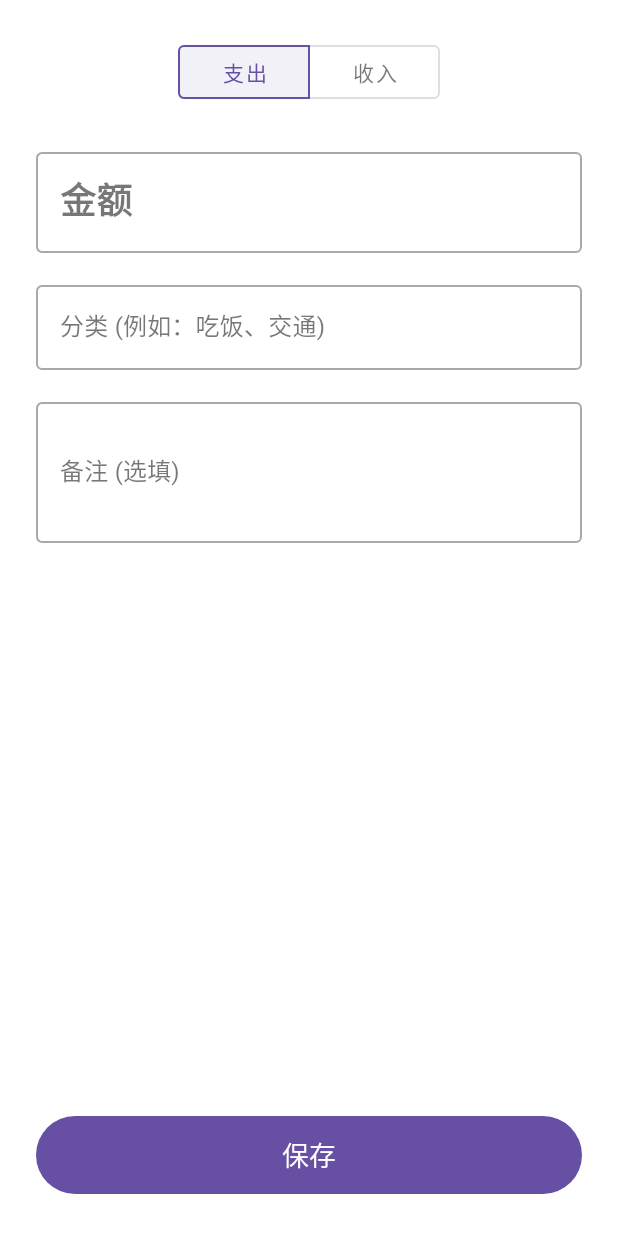
After one commit to xyxhdesu/CoinTrack, an Android app: the AddTransactionFragment screen opened through its navigation route, on a phone screen of 412 x 824 dp. The commit adds this screen. Shown: the top 1233 px of the screen. Run offline under Robolectric (Android 15) with nearby library versions, the phone set to English and light mode, and no system bars; our stand-ins replace Room's generated code.

Commit message:
Feat: Implement Add Transaction screen and navigation logic

```diff
--- a/app/src/main/java/com/example/cointrack/MainActivity.kt
+++ b/app/src/main/java/com/example/cointrack/MainActivity.kt
@@ -1,20 +1,22 @@
 package com.example.cointrack
 
 import android.os.Bundle
-import androidx.activity.enableEdgeToEdge
 import androidx.appcompat.app.AppCompatActivity
-import androidx.core.view.ViewCompat
-import androidx.core.view.WindowInsetsCompat
+import com.example.cointrack.databinding.ActivityMainBinding
 
 class MainActivity : AppCompatActivity() {
+
+    // 1. 定义 Binding 变量
+    private lateinit var binding: ActivityMainBinding
+
     override fun onCreate(savedInstanceState: Bundle?) {
         super.onCreate(savedInstanceState)
-        enableEdgeToEdge()
-        setContentView(R.layout.activity_main)
-        ViewCompat.setOnApplyWindowInsetsListener(findViewById(R.id.main)) { v, insets ->
-            val systemBars = insets.getInsets(WindowInsetsCompat.Type.systemBars())
-            v.setPadding(systemBars.left, systemBars.top, systemBars.right, systemBars.bottom)
-            insets
-        }
+
+        // 2. 初始化 Binding (这是 ViewBinding 的标准写法)
+        // 它会自动根据 activity_main.xml 生成 ActivityMainBinding 类
+        binding = ActivityMainBinding.inflate(layoutInflater)
+
+        // 3. 设置内容视图
+        setContentView(binding.root)
     }
 }
--- /dev/null
+++ b/app/src/main/java/com/example/cointrack/ui/add/AddTransactionFragment.kt
@@ -0,0 +1,85 @@
+package com.example.cointrack.ui.add
+
+import android.os.Bundle
+import android.view.LayoutInflater
+import android.view.View
+import android.view.ViewGroup
+import android.widget.Toast
+import androidx.fragment.app.Fragment
+import androidx.fragment.app.activityViewModels
+import androidx.navigation.fragment.findNavController
+import com.example.cointrack.R
+import com.example.cointrack.data.Transaction
+import com.example.cointrack.databinding.FragmentAddTransactionBinding
+import com.example.cointrack.viewmodel.MainViewModel
+import java.util.Date
+
+class AddTransactionFragment : Fragment() {
+
+    private var _binding: FragmentAddTransactionBinding? = null
+    private val binding get() = _binding!!
+
+    // 复用同一个 MainViewModel
+    private val viewModel: MainViewModel by activityViewModels()
+
+    override fun onCreateView(
+        inflater: LayoutInflater, container: ViewGroup?,
+        savedInstanceState: Bundle?
+    ): View {
+        _binding = FragmentAddTransactionBinding.inflate(inflater, container, false)
+        return binding.root
+    }
+
+    override fun onViewCreated(view: View, savedInstanceState: Bundle?) {
+        super.onViewCreated(view, savedInstanceState)
+
+        // 点击保存按钮
+        binding.btnSave.setOnClickListener {
+            saveTransaction()
+        }
+    }
+
+    private fun saveTransaction() {
+        val amountStr = binding.etAmount.text.toString()
+        val category = binding.etCategory.text.toString()
+        val note = binding.etNote.text.toString()
+
+        // 1. 简单校验
+        if (amountStr.isEmpty()) {
+            binding.layoutAmount.error = "请输入金额"
+            return
+        }
+        if (category.isEmpty()) {
+            binding.layoutCategory.error = "请输入分类"
+            return
+        }
+
+        val amount = amountStr.toDoubleOrNull() ?: 0.0
+
+        // 2. 判断是收入还是支出
+        // 获取选中的按钮ID
+        val checkedId = binding.toggleGroup.checkedButtonId
+        val type = if (checkedId == R.id.btnIncome) 1 else 0 // 1=收入, 0=支出
+
+        // 3. 创建数据对象
+        val transaction = Transaction(
+            amount = amount,
+            type = type,
+            category = category,
+            note = note,
+            date = System.currentTimeMillis()
+        )
+
+        // 4. 存入数据库
+        viewModel.insert(transaction)
+
+        // 5. 提示并返回首页
+        Toast.makeText(context, "保存成功！", Toast.LENGTH_SHORT).show()
+        findNavController().navigateUp() // 返回上一页
+    }
+
+    override fun onDestroyView() {
+        super.onDestroyView()
+        _binding = null
+    }
+}
--- a/app/src/main/res/layout/activity_main.xml
+++ b/app/src/main/res/layout/activity_main.xml
@@ -2,8 +2,10 @@
 <androidx.constraintlayout.widget.ConstraintLayout
     xmlns:android="http://schemas.android.com/apk/res/android"
     xmlns:app="http://schemas.android.com/apk/res-auto"
+    xmlns:tools="http://schemas.android.com/tools"
     android:layout_width="match_parent"
-    android:layout_height="match_parent">
+    android:layout_height="match_parent"
+    tools:context=".MainActivity">
 
     <androidx.fragment.app.FragmentContainerView
         android:id="@+id/nav_host_fragment"
@@ -11,6 +13,10 @@
         android:layout_width="match_parent"
         android:layout_height="match_parent"
         app:defaultNavHost="true"
-        app:navGraph="@navigation/nav_graph" />
+        app:navGraph="@navigation/nav_graph"
+        app:layout_constraintTop_toTopOf="parent"
+        app:layout_constraintBottom_toBottomOf="parent"
+        app:layout_constraintStart_toStartOf="parent"
+        app:layout_constraintEnd_toEndOf="parent" />
 
 </androidx.constraintlayout.widget.ConstraintLayout>
--- /dev/null
+++ b/app/src/main/res/layout/fragment_add_transaction.xml
@@ -0,0 +1,104 @@
+<?xml version="1.0" encoding="utf-8"?>
+<ScrollView xmlns:android="http://schemas.android.com/apk/res/android"
+    xmlns:app="http://schemas.android.com/apk/res-auto"
+    xmlns:tools="http://schemas.android.com/tools"
+    android:layout_width="match_parent"
+    android:layout_height="match_parent"
+    android:fillViewport="true"
+    android:background="#FFFFFF">
+
+    <androidx.constraintlayout.widget.ConstraintLayout
+        android:layout_width="match_parent"
+        android:layout_height="wrap_content"
+        android:padding="24dp">
+
+        <com.google.android.material.button.MaterialButtonToggleGroup
+            android:id="@+id/toggleGroup"
+            android:layout_width="wrap_content"
+            android:layout_height="wrap_content"
+            app:singleSelection="true"
+            app:checkedButton="@id/btnExpense"
+            app:selectionRequired="true"
+            app:layout_constraintTop_toTopOf="parent"
+            app:layout_constraintStart_toStartOf="parent"
+            app:layout_constraintEnd_toEndOf="parent">
+
+            <Button
+                android:id="@+id/btnExpense"
+                android:layout_width="wrap_content"
+                android:layout_height="wrap_content"
+                android:text="支出"
+                style="@style/Widget.MaterialComponents.Button.OutlinedButton"/>
+
+            <Button
+                android:id="@+id/btnIncome"
+                android:layout_width="wrap_content"
+                android:layout_height="wrap_content"
+                android:text="收入"
+                style="@style/Widget.MaterialComponents.Button.OutlinedButton"/>
+        </com.google.android.material.button.MaterialButtonToggleGroup>
+
+        <com.google.android.material.textfield.TextInputLayout
+            android:id="@+id/layoutAmount"
+            android:layout_width="match_parent"
+            android:layout_height="wrap_content"
+            android:layout_marginTop="24dp"
+            android:hint="金额"
+            style="@style/Widget.MaterialComponents.TextInputLayout.OutlinedBox"
+            app:layout_constraintTop_toBottomOf="@id/toggleGroup">
+
+            <com.google.android.material.textfield.TextInputEditText
+                android:id="@+id/etAmount"
+                android:layout_width="match_parent"
+                android:layout_height="wrap_content"
+                android:inputType="numberDecimal"
+                android:textSize="24sp"
+                android:textStyle="bold"/>
+        </com.google.android.material.textfield.TextInputLayout>
+
+        <com.google.android.material.textfield.TextInputLayout
+            android:id="@+id/layoutCategory"
+            android:layout_width="match_parent"
+            android:layout_height="wrap_content"
+            android:layout_marginTop="16dp"
+            android:hint="分类 (例如：吃饭、交通)"
+            style="@style/Widget.MaterialComponents.TextInputLayout.OutlinedBox"
+            app:layout_constraintTop_toBottomOf="@id/layoutAmount">
+
+            <com.google.android.material.textfield.TextInputEditText
+                android:id="@+id/etCategory"
+                android:layout_width="match_parent"
+                android:layout_height="wrap_content"
+                android:inputType="text"/>
+        </com.google.android.material.textfield.TextInputLayout>
+
+        <com.google.android.material.textfield.TextInputLayout
+            android:id="@+id/layoutNote"
+            android:layout_width="match_parent"
+            android:layout_height="wrap_content"
+            android:layout_marginTop="16dp"
+            android:hint="备注 (选填)"
+            style="@style/Widget.MaterialComponents.TextInputLayout.OutlinedBox"
+            app:layout_constraintTop_toBottomOf="@id/layoutCategory">
+
+            <com.google.android.material.textfield.TextInputEditText
+                android:id="@+id/etNote"
+                android:layout_width="match_parent"
+                android:layout_height="wrap_content"
+                android:inputType="textMultiLine"
+                android:lines="3"/>
+        </com.google.android.material.textfield.TextInputLayout>
+
+        <Button
+            android:id="@+id/btnSave"
+            android:layout_width="match_parent"
+            android:layout_height="60dp"
+            android:layout_marginTop="32dp"
+            android:text="保存"
+            android:textSize="18sp"
+            app:layout_constraintTop_toBottomOf="@id/layoutNote"
+            app:layout_constraintBottom_toBottomOf="parent"
+            app:layout_constraintVertical_bias="1.0"/>
+
+    </androidx.constraintlayout.widget.ConstraintLayout>
+</ScrollView>
--- a/app/src/main/res/navigation/nav_graph.xml
+++ b/app/src/main/res/navigation/nav_graph.xml
@@ -9,5 +9,15 @@
         android:id="@+id/homeFragment"
         android:name="com.example.cointrack.ui.home.HomeFragment"
         android:label="首页"
-        tools:layout="@layout/fragment_home" />
+        tools:layout="@layout/fragment_home">
+        <action
+            android:id="@+id/action_homeFragment_to_addTransactionFragment"
+            app:destination="@id/addTransactionFragment" />
+    </fragment>
+
+    <fragment
+        android:id="@+id/addTransactionFragment"
+        android:name="com.example.cointrack.ui.add.AddTransactionFragment"
+        android:label="记一笔"
+        tools:layout="@layout/fragment_add_transaction" />
 </navigation>
--- a/app/src/main/res/values/strings.xml
+++ b/app/src/main/res/values/strings.xml
@@ -1,3 +1,5 @@
 <resources>
     <string name="app_name">CoinTrack</string>
+    <!-- TODO: Remove or change this placeholder text -->
+    <string name="hello_blank_fragment">Hello blank fragment</string>
 </resources>
```
Also changed, not shown: app/src/main/java/com/example/cointrack/ui/home/HomeFragment.kt (+9 -11 lines), app/src/main/res/layout/fragment_home.xml (+48 -15 lines).
